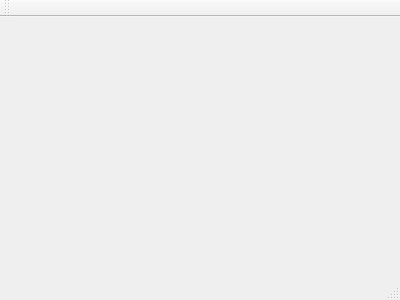
Before: the Qt Designer form 2048/mainwindow.ui in pesochin-evg/2048_Flexible, drawn with Qt 5.
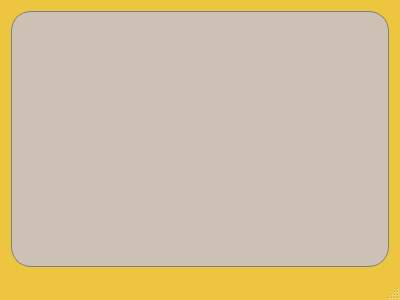
After: the same form once the commit is applied. Icons and pictures are not drawn.

Diff of the .ui file:
```diff
--- a/2048/mainwindow.ui
+++ b/2048/mainwindow.ui
@@ -9,16 +9,66 @@
     <height>300</height>
    </rect>
   </property>
-  <property name="windowTitle" >
+  <property name="font">
+   <font>
+    <pointsize>10</pointsize>
+    <weight>75</weight>
+    <bold>true</bold>
+   </font>
+  </property>
+  <property name="mouseTracking">
+   <bool>true</bool>
+  </property>
+  <property name="windowTitle">
    <string>MainWindow</string>
   </property>
-  <widget class="QMenuBar" name="menuBar" />
-  <widget class="QToolBar" name="mainToolBar" />
-  <widget class="QWidget" name="centralWidget" />
-  <widget class="QStatusBar" name="statusBar" />
+  <property name="windowIcon">
+   <iconset resource="res.qrc">
+    <normaloff>:/img/Images/og_image.ico</normaloff>:/img/Images/og_image.ico</iconset>
+  </property>
+  <property name="autoFillBackground">
+   <bool>false</bool>
+  </property>
+  <property name="styleSheet">
+   <string notr="true">#MainWindow {
+background: rgb(237, 197, 63);
+}
+
+#mainFrame {
+border: 1px solid gray;
+border-radius:20px;
+background: rgb(205, 192, 180);;
+}</string>
+  </property>
+  <widget class="QWidget" name="centralWidget">
+   <layout class="QGridLayout" name="gridLayout">
+    <item row="0" column="0">
+     <widget class="QFrame" name="mainFrame">
+      <property name="frameShape">
+       <enum>QFrame::StyledPanel</enum>
+      </property>
+      <property name="frameShadow">
+       <enum>QFrame::Raised</enum>
+      </property>
+     </widget>
+    </item>
+   </layout>
+  </widget>
+  <widget class="QMenuBar" name="menuBar">
+   <property name="geometry">
+    <rect>
+     <x>0</x>
+     <y>0</y>
+     <width>400</width>
+     <height>20</height>
+    </rect>
+   </property>
+  </widget>
+  <widget class="QStatusBar" name="statusBar"/>
  </widget>
- <layoutDefault spacing="6" margin="11" />
- <pixmapfunction></pixmapfunction>
- <resources/>
+ <layoutdefault spacing="6" margin="11"/>
+ <resources>
+  <include location="res.qrc"/>
+ </resources>
  <connections/>
 </ui>
```
Left out of the diff: 5 changed lines with no effect on the pictures.
